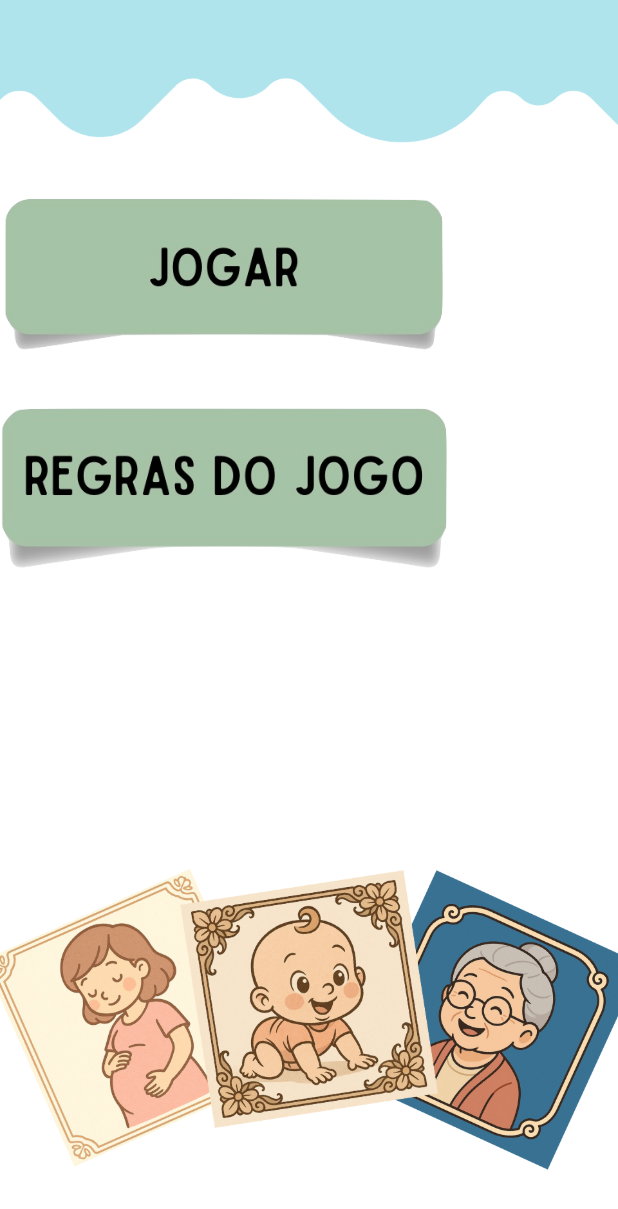
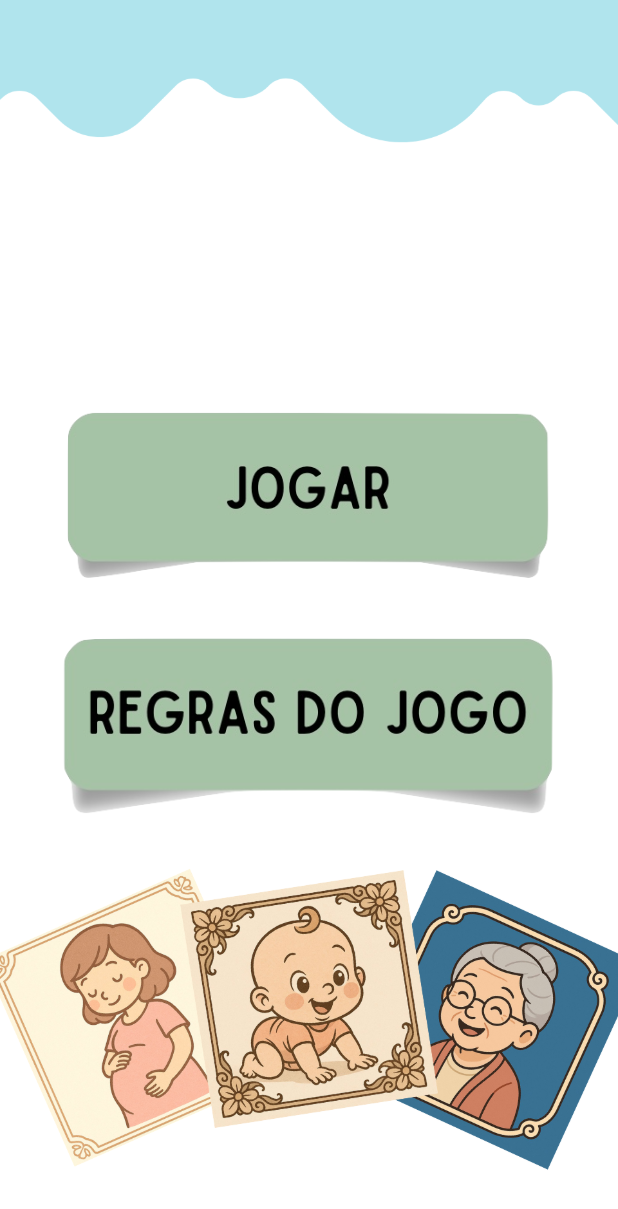
Before and after one commit to GuilhermeDalosto/Master-Degree-Project, a Flutter app: the MenuGamePage screen opened directly, on a phone screen of 412 x 824 dp. Shown: the top 1209 px of the screen. Run offline on Flutter 3.47's test engine with Material 3 defaults, Android fonts, the phone set to English and light mode, and no system bars.

Commit message:
Prepare to update game

```diff
--- a/tcc_enf_new/lib/pages/MenuGamePage.dart
+++ b/tcc_enf_new/lib/pages/MenuGamePage.dart
@@ -1,4 +1,4 @@
-import "package:flutter/material.dart";
+import 'package:flutter/material.dart';
 import 'TinderPage.dart';
 
 class MenuGamePage extends StatefulWidget {
@@ -11,29 +11,28 @@ class MenuGamePage extends StatefulWidget {
 class _GamePageState extends State<MenuGamePage> {
   @override
   Widget build(BuildContext context) {
+    final double buttonWidth =
+        MediaQuery.of(context).size.width * 0.8; // 60% of screen width
+
     return Scaffold(
-      body: Stack(
-        children: [
-          // Background image
-          Container(
+      body: Container(
         width: MediaQuery.of(context).size.width,
         height: MediaQuery.of(context).size.height,
         decoration: const BoxDecoration(
           image: DecorationImage(
             image: AssetImage("res/gameBackground.png"),
-                fit: BoxFit.cover,
+            fit: BoxFit.cover, // Ensures the image covers the entire screen
           ),
         ),
-          ),
-          // Content layered on top
-          Column(
-            mainAxisAlignment: MainAxisAlignment.start,
+        child: Column(
+          mainAxisAlignment: MainAxisAlignment.center, // Center vertically
+          crossAxisAlignment: CrossAxisAlignment.center, // Center horizontally
           children: [
-              const SizedBox(height: 130),
             InkWell(
               child: Image.asset(
                 "res/playButton.png",
-                  width: 300,
+                width: buttonWidth,
+                fit: BoxFit.contain, // Adjust height proportionally
               ),
               onTap: () {
                 Navigator.push(
@@ -42,17 +41,18 @@ class _GamePageState extends State<MenuGamePage> {
                 );
               },
             ),
-              const SizedBox(height: 30),
+            const SizedBox(height: 30), // Space between buttons
             InkWell(
               child: Image.asset(
                 "res/rulesButton.png",
-                  width: 300,
+                width: buttonWidth,
+                fit: BoxFit.contain, // Adjust height proportionally
               ),
               onTap: () {
                 showDialog(
                   context: context,
                   builder: (_) => AlertDialog(
-                      shape: RoundedRectangleBorder(
+                    shape: const RoundedRectangleBorder(
                       borderRadius: BorderRadius.all(Radius.circular(10.0)),
                     ),
                     content: Builder(
@@ -61,8 +61,8 @@ class _GamePageState extends State<MenuGamePage> {
                         var width = MediaQuery.of(context).size.width;
 
                         return Container(
-                            height: height,
-                            width: width,
+                          height: height - 250,
+                          width: width - 50,
                           decoration: const BoxDecoration(
                             image: DecorationImage(
                               image: AssetImage("res/ruleBackground.png"),
@@ -78,7 +78,6 @@ class _GamePageState extends State<MenuGamePage> {
             ),
           ],
         ),
-        ],
       ),
     );
   }
--- a/tcc_enf_new/lib/pages/TabController.dart
+++ b/tcc_enf_new/lib/pages/TabController.dart
@@ -18,7 +18,7 @@ class TabBarPage extends StatefulWidget {
 
 class TabBarController extends State<TabBarPage> with TickerProviderStateMixin {
   final List<BarTab> _tabs = [
-    new BarTab(title: "Jogo", color: Colors.teal[100]!),
+    new BarTab(title: "Jogo", color: Color.fromRGBO(177, 227, 236, 1)),
     // new BarTab(title: "Dicas", color: Colors.blue[200]!),
     new BarTab(title: "Ranking", color: Color.fromRGBO(169, 196, 164, 1)),
     new BarTab(title: "Informações", color: Color.fromRGBO(208, 172, 204, 1)),
```
Lines whose indentation alone changed are shown as unchanged.
